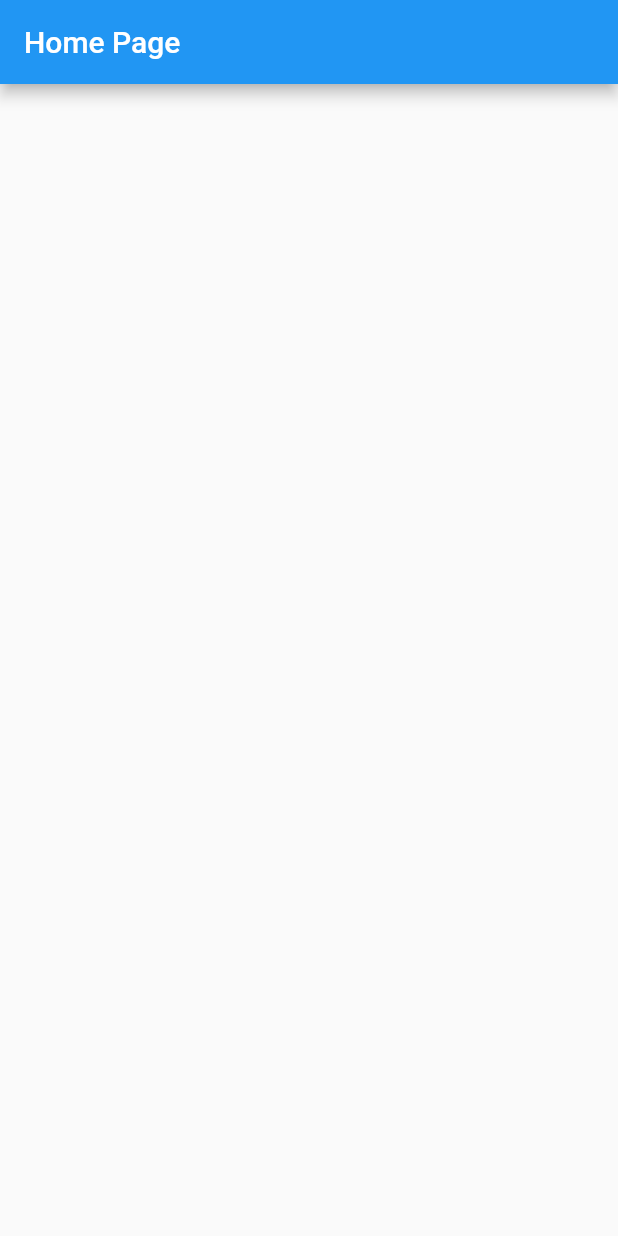
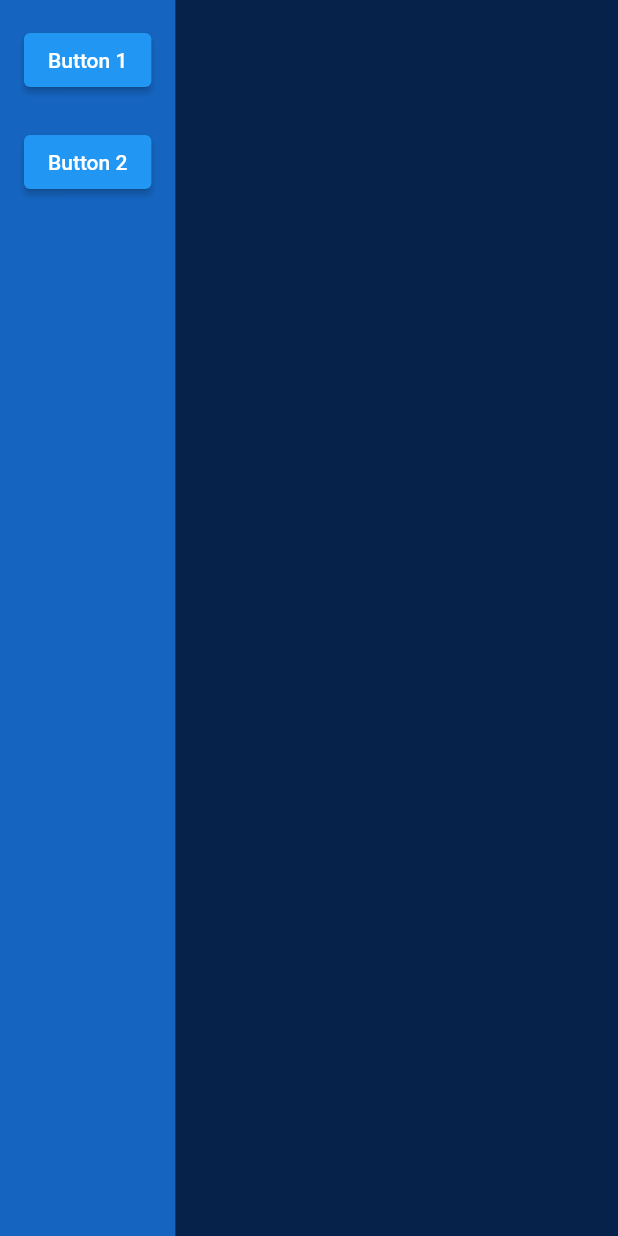
Before and after one commit to mabdullah412/responsive-dashboard-ui-flutter, a Flutter app: the screen it shows after launch, with the side drawer open (before the commit the screen has no drawer), on a phone screen of 412 x 824 dp. Run offline on Flutter 3.47's test engine with Material 2 defaults, Android fonts, the phone set to English and light mode, and no system bars.

Commit message:
set up header and sideMenu, set up menu_contoller for sideMenu using provider

```diff
--- a/lib/constants.dart
+++ b/lib/constants.dart
@@ -0,0 +1,7 @@
+import 'package:flutter/material.dart';
+
+const primaryColor = Colors.blue;
+final secondaryColor = Colors.blue[800];
+final bgColor = Colors.blue[900];
+
+const defaultPadding = 16.0;
--- /dev/null
+++ b/lib/controllers/menu_controller.dart
@@ -0,0 +1,13 @@
+import 'package:flutter/material.dart';
+
+class MenuController extends ChangeNotifier {
+  final GlobalKey<ScaffoldState> _scaffolKey = GlobalKey<ScaffoldState>();
+
+  GlobalKey<ScaffoldState> get scaffoldKey => _scaffolKey;
+
+  void controlMenu() {
+    if (!_scaffolKey.currentState!.isDrawerOpen) {
+      _scaffolKey.currentState!.openDrawer();
+    }
+  }
+}
--- a/lib/main.dart
+++ b/lib/main.dart
@@ -1,4 +1,9 @@
 import 'package:flutter/material.dart';
+import 'package:provider/provider.dart';
+import 'package:responsive_dashboard_ui/controllers/menu_controller.dart';
+import 'package:responsive_dashboard_ui/screens/main_screen.dart';
+
+import 'constants.dart';
 
 void main() {
   runApp(const MyApp());
@@ -9,21 +14,20 @@ class MyApp extends StatelessWidget {
 
   @override
   Widget build(BuildContext context) {
-    return const MaterialApp(
-      title: 'Flutter Demo',
-      home: HomePage(),
-    );
-  }
-}
-
-class HomePage extends StatelessWidget {
-  const HomePage({Key? key}) : super(key: key);
-
-  @override
-  Widget build(BuildContext context) {
-    return Scaffold(
-      appBar: AppBar(
-        title: const Text('Home Page'),
+    return MaterialApp(
+      title: 'Dashboard',
+      theme: ThemeData.light().copyWith(
+        scaffoldBackgroundColor: bgColor,
+        textTheme: Theme.of(context).textTheme.apply(bodyColor: Colors.white),
+        canvasColor: secondaryColor,
+      ),
+      home: MultiProvider(
+        providers: [
+          ChangeNotifierProvider(
+            create: (contenxt) => MenuController(),
+          ),
+        ],
+        child: const MainScreen(),
       ),
     );
   }
--- a/lib/responsive.dart
+++ b/lib/responsive.dart
@@ -0,0 +1,42 @@
+import 'package:flutter/material.dart';
+
+class Responsive extends StatelessWidget {
+  final Widget mobile;
+  final Widget tablet;
+  final Widget desktop;
+
+  // ! constructor
+  const Responsive({
+    Key? key,
+    required this.mobile,
+    required this.tablet,
+    required this.desktop,
+  }) : super(key: key);
+
+  // ! check if screen is mobile or not
+  static bool isMobile(BuildContext context) =>
+      MediaQuery.of(context).size.width < 576;
+
+  // ! check if screen is tablet or not
+  static bool isTablet(BuildContext context) =>
+      MediaQuery.of(context).size.width >= 576 &&
+      MediaQuery.of(context).size.width <= 992;
+
+  // ! check if screen is desktop or not
+  static bool isDesktop(BuildContext context) =>
+      MediaQuery.of(context).size.width > 992;
+
+  @override
+  Widget build(BuildContext context) {
+    // * get size of current screen
+    final size = MediaQuery.of(context).size;
+
+    if (size.width > 992) {
+      return desktop;
+    } else if (size.width >= 576) {
+      return tablet;
+    } else {
+      return mobile;
+    }
+  }
+}
--- /dev/null
+++ b/lib/screens/components/header.dart
@@ -0,0 +1,31 @@
+import 'package:flutter/material.dart';
+import 'package:provider/provider.dart';
+import 'package:responsive_dashboard_ui/controllers/menu_controller.dart';
+import 'package:responsive_dashboard_ui/responsive.dart';
+
+class Header extends StatelessWidget {
+  const Header({
+    Key? key,
+  }) : super(key: key);
+
+  @override
+  Widget build(BuildContext context) {
+    return Row(
+      children: [
+        if (!Responsive.isDesktop(context))
+          IconButton(
+            onPressed: context.read<MenuController>().controlMenu,
+            icon: const Icon(
+              Icons.menu,
+              color: Colors.white,
+            ),
+          ),
+        if (!Responsive.isMobile(context))
+          Text(
+            'Dashboard',
+            style: Theme.of(context).textTheme.headline6,
+          ),
+      ],
+    );
+  }
+}
--- /dev/null
+++ b/lib/screens/components/side_menu.dart
@@ -0,0 +1,35 @@
+import 'package:flutter/material.dart';
+import 'package:responsive_dashboard_ui/constants.dart';
+
+class SideMenu extends StatelessWidget {
+  const SideMenu({
+    Key? key,
+  }) : super(key: key);
+
+  @override
+  Widget build(BuildContext context) {
+    return Container(
+      color: secondaryColor,
+      // width: 280,
+
+      // ! child
+      child: Padding(
+        padding: const EdgeInsets.all(16.0),
+        child: Column(
+          crossAxisAlignment: CrossAxisAlignment.start,
+          children: [
+            ElevatedButton(
+              onPressed: () {},
+              child: const Text('Button 1'),
+            ),
+            const SizedBox(height: 20),
+            ElevatedButton(
+              onPressed: () {},
+              child: const Text('Button 2'),
+            ),
+          ],
+        ),
+      ),
+    );
+  }
+}
--- /dev/null
+++ b/lib/screens/dashboard_screen.dart
@@ -0,0 +1,25 @@
+import 'package:flutter/material.dart';
+
+import '../constants.dart';
+import 'components/header.dart';
+
+class DashboardScreen extends StatelessWidget {
+  const DashboardScreen({Key? key}) : super(key: key);
+
+  @override
+  Widget build(BuildContext context) {
+    return SingleChildScrollView(
+      padding: const EdgeInsets.all(defaultPadding),
+      child: Column(
+        children: [
+          const Header(),
+          const SizedBox(height: defaultPadding),
+          Row(
+            crossAxisAlignment: CrossAxisAlignment.start,
+            children: [],
+          ),
+        ],
+      ),
+    );
+  }
+}
--- /dev/null
+++ b/lib/screens/main_screen.dart
@@ -0,0 +1,40 @@
+import 'package:flutter/material.dart';
+import 'package:provider/provider.dart';
+import 'package:responsive_dashboard_ui/controllers/menu_controller.dart';
+import 'package:responsive_dashboard_ui/screens/dashboard_screen.dart';
+
+import '../responsive.dart';
+import 'components/side_menu.dart';
+
+class MainScreen extends StatelessWidget {
+  const MainScreen({Key? key}) : super(key: key);
+
+  @override
+  Widget build(BuildContext context) {
+    return Scaffold(
+      // ! key to controll the scaffold
+      key: Provider.of<MenuController>(context).scaffoldKey,
+
+      // ! drawer
+      drawer: const SideMenu(),
+
+      // ! body
+      body: Row(
+        children: [
+          // * side menu for desktop
+          if (Responsive.isDesktop(context))
+            const Expanded(
+              // flex: 1, (default)
+              child: SideMenu(),
+            ),
+
+          // * dashboard screen
+          Expanded(
+            flex: 5,
+            child: DashboardScreen(),
+          ),
+        ],
+      ),
+    );
+  }
+}
--- a/pubspec.yaml
+++ b/pubspec.yaml
@@ -34,6 +34,8 @@ dependencies:
   # The following adds the Cupertino Icons font to your application.
   # Use with the CupertinoIcons class for iOS style icons.
   cupertino_icons: ^1.0.2
+  provider: ^6.0.3
+
 
 dev_dependencies:
   flutter_test:
```
Also changed, not shown: pubspec.lock.
